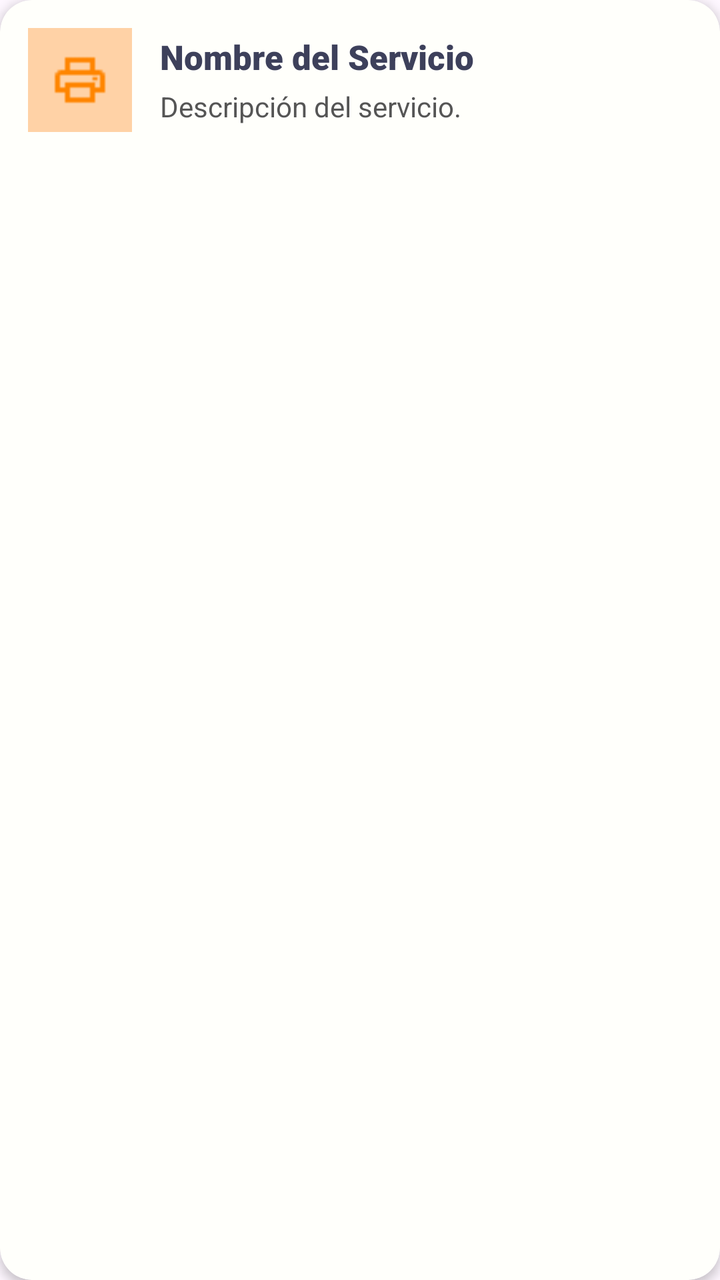
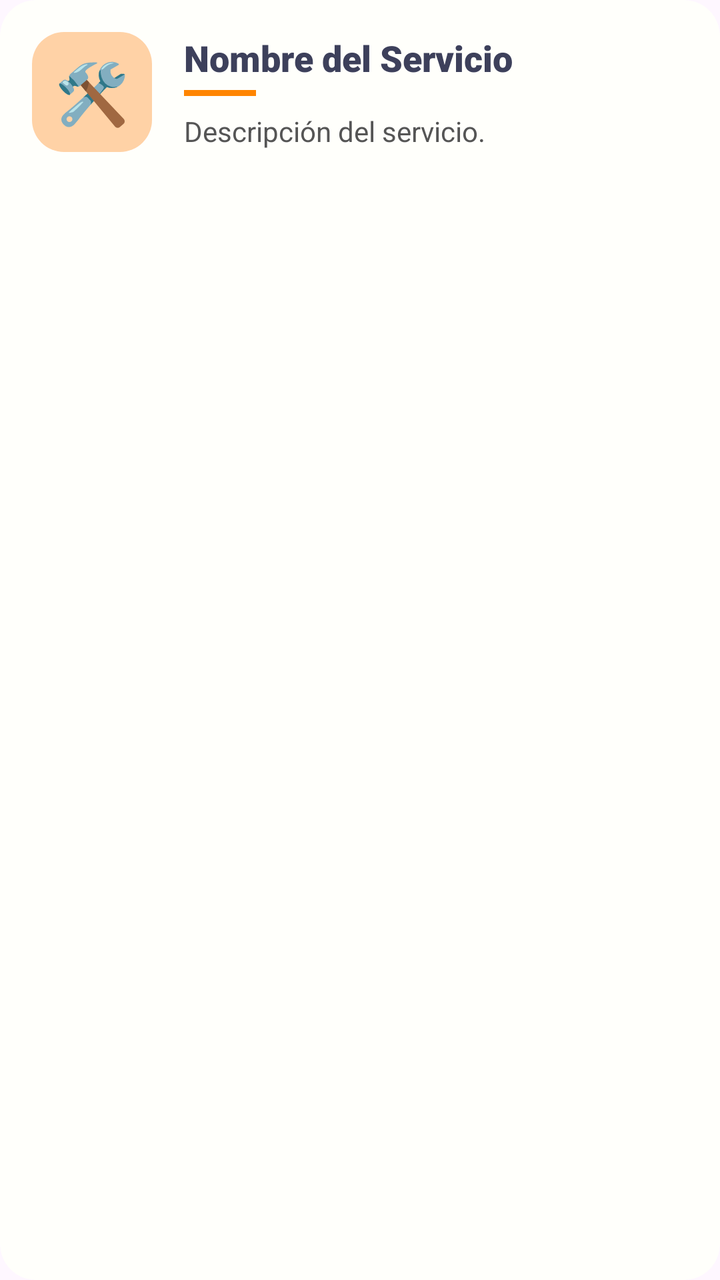

Two renders of the same Android screen: before a commit and after it. Below are the layout's source before the change and the commit's diff.
<!-- AndroidManifest.xml: application theme Theme.MarisolApp -->
<!-- res/layout/item_servicio.xml -->
<?xml version="1.0" encoding="utf-8"?>
<androidx.cardview.widget.CardView xmlns:android="http://schemas.android.com/apk/res/android"
    xmlns:app="http://schemas.android.com/apk/res-auto"
    android:layout_width="match_parent"
    android:layout_height="wrap_content"
    android:layout_marginBottom="10dp"
    app:cardBackgroundColor="#FFFFFB"
    app:cardCornerRadius="16dp"
    app:cardElevation="3dp">

    <LinearLayout
        android:layout_width="match_parent"
        android:layout_height="wrap_content"
        android:gravity="center_vertical"
        android:orientation="horizontal"
        android:padding="14dp">

        <FrameLayout
            android:layout_width="52dp"
            android:layout_height="52dp"
            android:background="#FFD2A6">

            <ImageView
                android:layout_width="30dp"
                android:layout_height="30dp"
                android:layout_gravity="center"
                android:contentDescription="Servicio"
                app:srcCompat="@drawable/impresora"
                app:tint="#FF8500" />
        </FrameLayout>

        <LinearLayout
            android:layout_width="0dp"
            android:layout_height="wrap_content"
            android:layout_marginStart="14dp"
            android:layout_weight="1"
            android:orientation="vertical">

            <TextView
                android:id="@+id/tvNombreServicioCliente"
                android:layout_width="match_parent"
                android:layout_height="wrap_content"
                android:fontFamily="sans-serif-black"
                android:text="Nombre del Servicio"
                android:textColor="#3D405B"
                android:textSize="17sp" />

            <TextView
                android:id="@+id/tvDescripcionServicioCliente"
                android:layout_width="match_parent"
                android:layout_height="wrap_content"
                android:layout_marginTop="4dp"
                android:text="Descripción del servicio."
                android:textColor="#555555"
                android:textSize="14sp" />
        </LinearLayout>
    </LinearLayout>
</androidx.cardview.widget.CardView>
<!-- resources referenced by this layout -->
<resources>
  <!-- drawable impresora: png bitmap (drawable, 337 bytes) -->
  <style name="Theme.MarisolApp" parent="Base.Theme.MarisolApp" />
  <style name="Base.Theme.MarisolApp" parent="Theme.Material3.DayNight.NoActionBar">
          
          
      </style>
</resources>

<!-- the commit's change to res/layout/item_servicio.xml (unified diff, before → after) -->
@@ -3,9 +3,9 @@
     xmlns:app="http://schemas.android.com/apk/res-auto"
     android:layout_width="match_parent"
     android:layout_height="wrap_content"
-    android:layout_marginBottom="10dp"
+    android:layout_marginBottom="12dp"
     app:cardBackgroundColor="#FFFFFB"
-    app:cardCornerRadius="16dp"
+    app:cardCornerRadius="18dp"
     app:cardElevation="3dp">
 
     <LinearLayout
@@ -13,26 +13,21 @@
         android:layout_height="wrap_content"
         android:gravity="center_vertical"
         android:orientation="horizontal"
-        android:padding="14dp">
+        android:padding="16dp">
 
-        <FrameLayout
-            android:layout_width="52dp"
-            android:layout_height="52dp"
-            android:background="#FFD2A6">
-
-            <ImageView
-                android:layout_width="30dp"
-                android:layout_height="30dp"
-                android:layout_gravity="center"
-                android:contentDescription="Servicio"
-                app:srcCompat="@drawable/impresora"
-                app:tint="#FF8500" />
-        </FrameLayout>
+        <TextView
+            android:id="@+id/tvIconoServicio"
+            android:layout_width="60dp"
+            android:layout_height="60dp"
+            android:background="@drawable/bg_icono_servicio"
+            android:gravity="center"
+            android:text="🛠️"
+            android:textSize="30sp" />
 
         <LinearLayout
             android:layout_width="0dp"
             android:layout_height="wrap_content"
-            android:layout_marginStart="14dp"
+            android:layout_marginStart="16dp"
             android:layout_weight="1"
             android:orientation="vertical">
 
@@ -43,13 +38,20 @@
                 android:fontFamily="sans-serif-black"
                 android:text="Nombre del Servicio"
                 android:textColor="#3D405B"
-                android:textSize="17sp" />
+                android:textSize="18sp" />
+
+            <View
+                android:layout_width="36dp"
+                android:layout_height="3dp"
+                android:layout_marginTop="4dp"
+                android:background="#FF8500" />
 
             <TextView
                 android:id="@+id/tvDescripcionServicioCliente"
                 android:layout_width="match_parent"
                 android:layout_height="wrap_content"
-                android:layout_marginTop="4dp"
+                android:layout_marginTop="8dp"
+                android:lineSpacingExtra="2dp"
                 android:text="Descripción del servicio."
                 android:textColor="#555555"
                 android:textSize="14sp" />
<!-- resource entries referenced after the edit -->
@@ -1,6 +1,12 @@
 <!-- resources referenced by this layout -->
 <resources>
-  <!-- drawable impresora: png bitmap (drawable, 337 bytes) -->
+  <!-- drawable bg_icono_servicio (drawable) -->
+  <?xml version="1.0" encoding="utf-8"?>
+  <shape xmlns:android="http://schemas.android.com/apk/res/android"
+      android:shape="rectangle">
+      <solid android:color="#FFD2A6" />
+      <corners android:radius="16dp" />
+  </shape>
   <style name="Theme.MarisolApp" parent="Base.Theme.MarisolApp" />
   <style name="Base.Theme.MarisolApp" parent="Theme.Material3.DayNight.NoActionBar">
           
